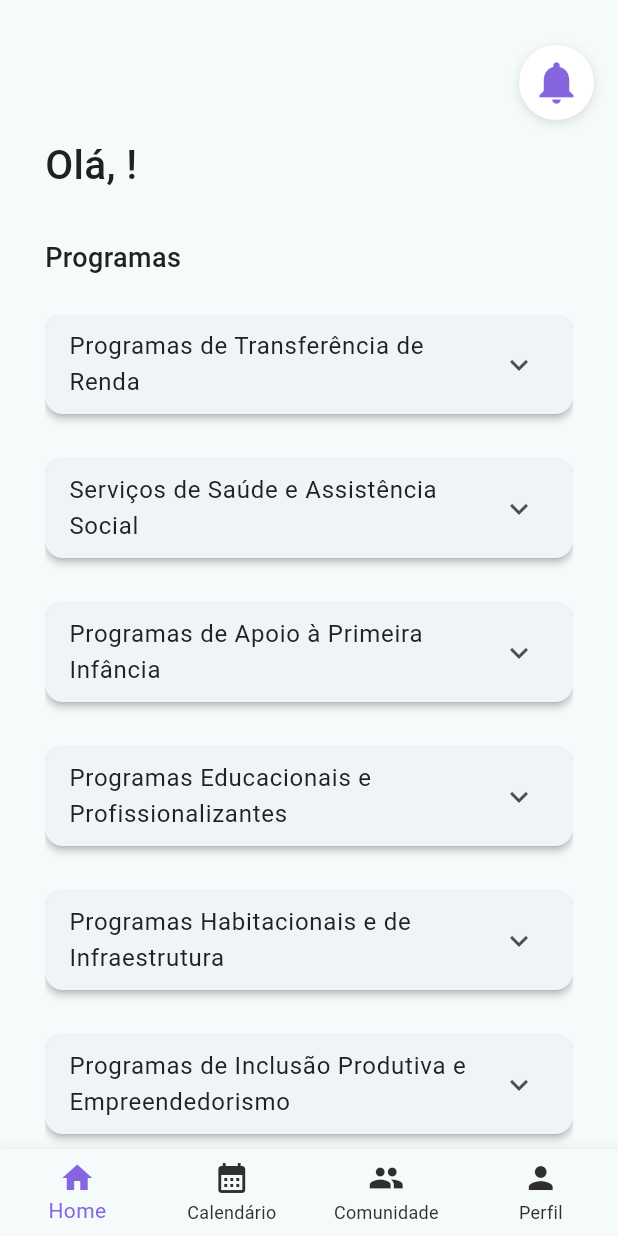
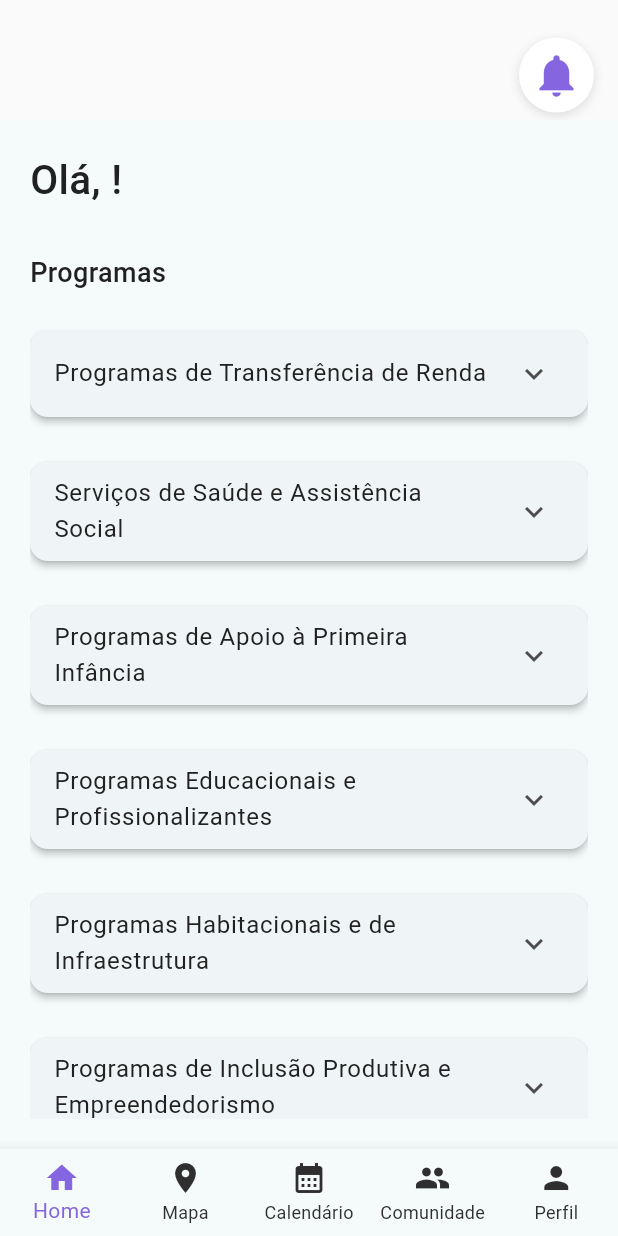
Before and after one commit to Denils0n/EloMae, a Flutter app: the HomepageScreen screen opened by its route, on a phone screen of 412 x 824 dp. Run offline on Flutter 3.47's test engine with Material 3 defaults, Android fonts, the phone set to English and light mode, and no system bars; our stand-ins replace cloud_firestore, firebase_auth, firebase_core, flutter_svg, go_router; missing offline and left inert: lucid_validation; accounts and stored records are empty.

Commit message:
feat(informations): reajustes no frontend

```diff
--- a/lib/app/views/screens/home/home_screen.dart
+++ b/lib/app/views/screens/home/home_screen.dart
@@ -11,8 +11,12 @@ class HomepageScreen extends StatelessWidget {
     String? userName = FirebaseAuth.instance.currentUser?.displayName;
     return Scaffold(
       appBar: AppBar(
-        toolbarHeight: 90.0,
+        backgroundColor: Color(0xffFAFAFA),
         elevation: 0,
+        scrolledUnderElevation: 0,
+        surfaceTintColor: Colors.transparent,
+        automaticallyImplyLeading: false,
+        toolbarHeight: 80,
         actions: [
           Padding(
             padding: EdgeInsets.only(right: 16.0, top: 20.0),
@@ -45,7 +49,7 @@ class HomepageScreen extends StatelessWidget {
       ),
       body: SafeArea(
         child: Padding(
-          padding: const EdgeInsets.only(left: 30.0, right: 30.0),
+          padding: const EdgeInsets.all(20),
           child: Column(
             crossAxisAlignment: CrossAxisAlignment.start,
             children: [
--- a/lib/app/views/widgets/navigationbar.dart
+++ b/lib/app/views/widgets/navigationbar.dart
@@ -11,22 +11,14 @@ class Navigationbar extends StatelessWidget {
     return BottomNavigationBar(
       type: BottomNavigationBarType.fixed,
       items: const [
-        BottomNavigationBarItem(
-          icon: Icon(Icons.home),
-          label: 'Home'
-        ),
+        BottomNavigationBarItem(icon: Icon(Icons.home), label: 'Home'),
+        BottomNavigationBarItem(icon: Icon(Icons.location_on), label: 'Mapa'),
         BottomNavigationBarItem(
           icon: Icon(Icons.calendar_month),
           label: 'Calendário',
         ),
-        BottomNavigationBarItem(
-          icon: Icon(Icons.people),
-          label: 'Comunidade'
-        ),
-        BottomNavigationBarItem(
-          icon: Icon(Icons.person),
-          label: 'Perfil'
-        ),
+        BottomNavigationBarItem(icon: Icon(Icons.people), label: 'Comunidade'),
+        BottomNavigationBarItem(icon: Icon(Icons.person), label: 'Perfil'),
       ],
       currentIndex: currentIndex,
       selectedItemColor: Color(0xFF8566E0),
@@ -39,13 +31,16 @@ class Navigationbar extends StatelessWidget {
             context.go('/home');
             break;
           case 1:
-            context.go('/');
+            context.go('/mapa');
             break;
           case 2:
-            context.go('/');
+            context.go('/calendar');
             break;
           case 3:
-            context.go('/');
+            context.go('/community');
+            break;
+          case 4:
+            context.go('/profile');
             break;
         }
       },
```
